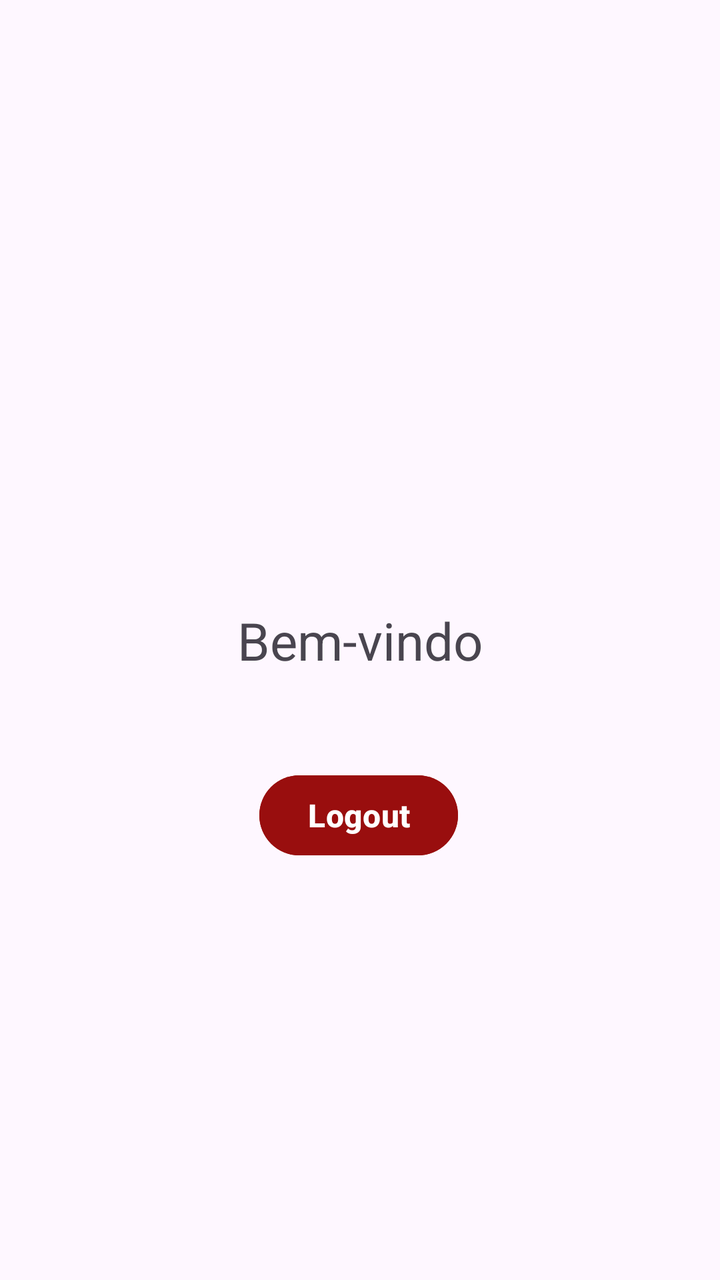
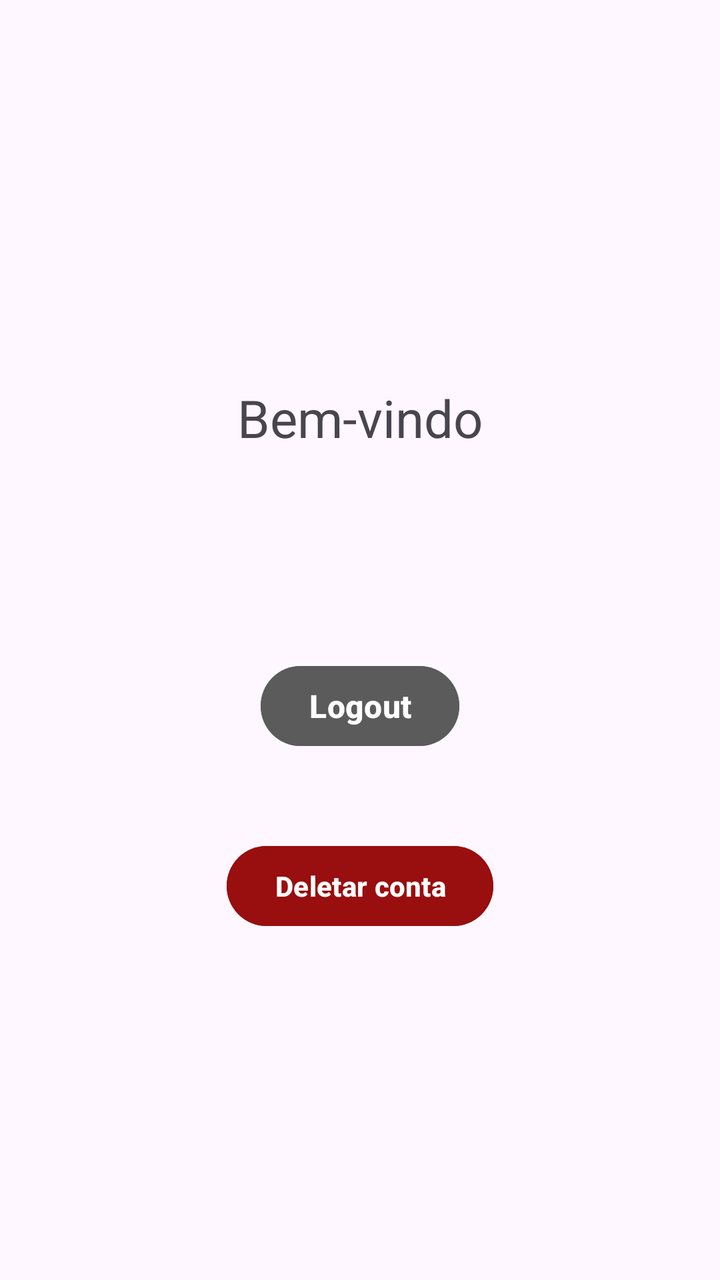

Before-and-after screenshots of an Android layout around one commit, followed by the original layout XML and the change that was made.
<!-- AndroidManifest.xml: application theme Theme.AppFirebase -->
<!-- res/layout/activity_home.xml -->
<?xml version="1.0" encoding="utf-8"?>
<androidx.constraintlayout.widget.ConstraintLayout xmlns:android="http://schemas.android.com/apk/res/android"
    xmlns:app="http://schemas.android.com/apk/res-auto"
    xmlns:tools="http://schemas.android.com/tools"
    android:id="@+id/main"
    android:layout_width="match_parent"
    android:layout_height="match_parent"
    tools:context=".HomeActivity">

    <TextView
        android:id="@+id/textView7"
        android:layout_width="wrap_content"
        android:layout_height="wrap_content"
        android:text="Bem-vindo"
        android:textSize="26sp"
        app:layout_constraintBottom_toBottomOf="parent"
        app:layout_constraintEnd_toEndOf="parent"
        app:layout_constraintStart_toStartOf="parent"
        app:layout_constraintTop_toTopOf="parent" />

    <Button
        android:id="@+id/btnLogout"
        android:layout_width="wrap_content"
        android:layout_height="wrap_content"
        android:backgroundTint="#990E0E"
        android:text="Logout"
        android:textSize="16sp"
        android:textStyle="bold"
        app:layout_constraintBottom_toBottomOf="parent"
        app:layout_constraintEnd_toEndOf="parent"
        app:layout_constraintHorizontal_bias="0.498"
        app:layout_constraintStart_toStartOf="parent"
        app:layout_constraintTop_toTopOf="parent"
        app:layout_constraintVertical_bias="0.648" />
</androidx.constraintlayout.widget.ConstraintLayout>
<!-- resources referenced by this layout -->
<resources>
  <style name="Theme.AppFirebase" parent="Base.Theme.AppFirebase" />
  <style name="Base.Theme.AppFirebase" parent="Theme.Material3.DayNight.NoActionBar">
          
          
      </style>
</resources>

<!-- the commit's change to res/layout/activity_home.xml (unified diff, before → after) -->
@@ -16,20 +16,36 @@
         app:layout_constraintBottom_toBottomOf="parent"
         app:layout_constraintEnd_toEndOf="parent"
         app:layout_constraintStart_toStartOf="parent"
-        app:layout_constraintTop_toTopOf="parent" />
+        app:layout_constraintTop_toTopOf="parent"
+        app:layout_constraintVertical_bias="0.316" />
 
     <Button
         android:id="@+id/btnLogout"
         android:layout_width="wrap_content"
         android:layout_height="wrap_content"
-        android:backgroundTint="#990E0E"
+        android:backgroundTint="#5B5B5B"
         android:text="Logout"
+        android:textColor="#FFFFFF"
         android:textSize="16sp"
         android:textStyle="bold"
         app:layout_constraintBottom_toBottomOf="parent"
         app:layout_constraintEnd_toEndOf="parent"
-        app:layout_constraintHorizontal_bias="0.498"
         app:layout_constraintStart_toStartOf="parent"
         app:layout_constraintTop_toTopOf="parent"
-        app:layout_constraintVertical_bias="0.648" />
+        app:layout_constraintVertical_bias="0.556" />
+
+    <Button
+        android:id="@+id/btnDeletarConta"
+        android:layout_width="wrap_content"
+        android:layout_height="wrap_content"
+        android:layout_marginTop="42dp"
+        android:backgroundTint="#990E0E"
+        android:text="Deletar conta"
+        android:textColor="#FFFFFF"
+        android:textStyle="bold"
+        app:layout_constraintBottom_toBottomOf="parent"
+        app:layout_constraintEnd_toEndOf="parent"
+        app:layout_constraintStart_toStartOf="parent"
+        app:layout_constraintTop_toBottomOf="@+id/btnLogout"
+        app:layout_constraintVertical_bias="0.0" />
 </androidx.constraintlayout.widget.ConstraintLayout>
